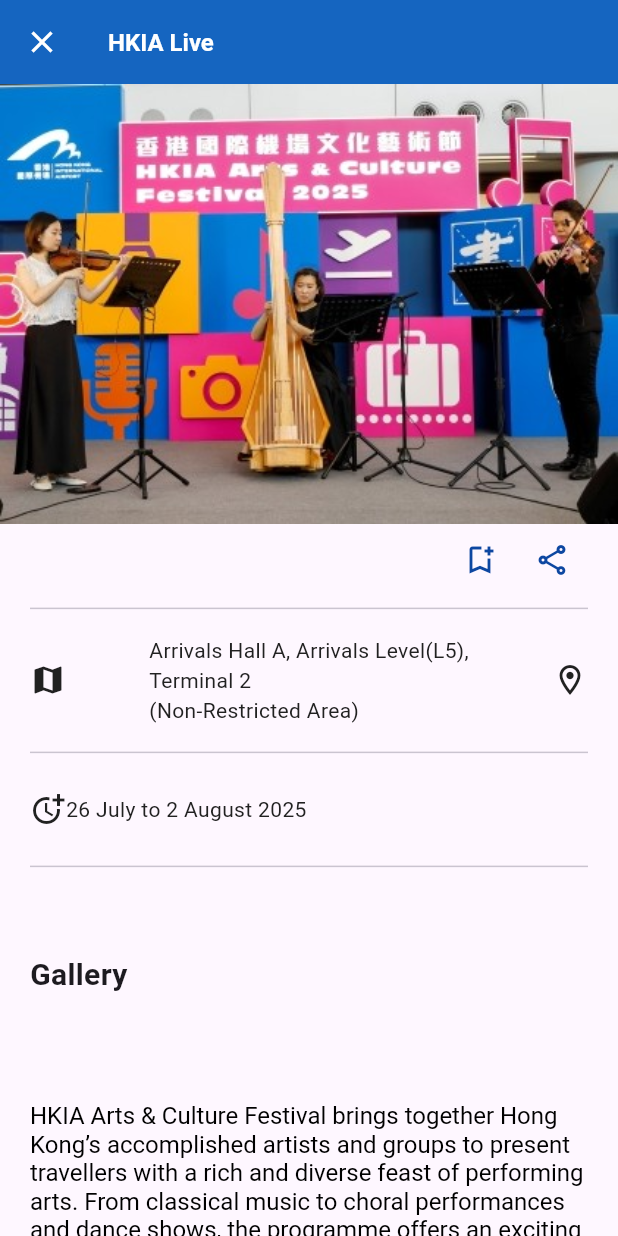
After one commit to Abazin97/airport_app, a Flutter app: the HkiaLive screen opened directly, on a phone screen of 412 x 824 dp. The commit adds this screen. Run offline on Flutter 3.47's test engine with Material 3 defaults, Android fonts, the light colour scheme and no system bars; our stand-ins replace dio, firebase_auth, firebase_core, share_plus, timezone; missing offline and left inert: flutter_phone_direct_caller; accounts and stored records are empty; network calls fail.

Commit message:
art&culture sector added

```diff
--- a/airportapp/lib/data/database.dart
+++ b/airportapp/lib/data/database.dart
@@ -100,8 +100,8 @@
   // all events assets
   static const List<String> allEventsImage = [
     'lib/assets/ink.jpg',
+    'lib/assets/reminiscence.jpg',
     'lib/assets/flights.jpg',
-    'lib/assets/reminiscence.jpg',
     'lib/assets/motion.jpg',
     'lib/assets/live.jpg',
   ];
--- /dev/null
+++ b/airportapp/lib/info pages/hkia_live.dart
@@ -0,0 +1,82 @@
+import 'package:flutter/gestures.dart';
+import 'package:flutter/material.dart';
+import 'package:url_launcher/url_launcher.dart';
+
+class HkiaLive extends StatelessWidget {
+  const HkiaLive({super.key});
+
+  @override
+  Widget build(BuildContext context) {
+    return Scaffold(
+      appBar: AppBar(
+        backgroundColor: Colors.blue[800],
+        title: Text(
+          'HKIA Live',
+          style: TextStyle(
+            color: Colors.white,
+            fontWeight: FontWeight.bold,
+            fontSize: 16
+          ),
+        ),
+        leading: IconButton(onPressed: (){Navigator.pop(context);}, icon: Icon(Icons.close, color: Colors.white,)),
+      ),
+      body: ListView(children: [
+        Image.asset('lib/assets/live.jpg', fit: BoxFit.cover),
+        Padding(
+          padding: const EdgeInsets.symmetric(horizontal: 20),
+          child: Column(
+            crossAxisAlignment: CrossAxisAlignment.start,
+            children: [
+              Row(mainAxisAlignment: MainAxisAlignment.end,children: [
+                IconButton(onPressed: () {
+
+                },icon: Icon(Icons.bookmark_add_outlined, color: Colors.blue[900],),),
+                IconButton(onPressed: (){}, icon: Icon(Icons.share_outlined, color: Colors.blue[900],))
+              ],),
+              Divider(),
+              SizedBox(
+                height: 80,
+                child: Row(
+                  mainAxisAlignment: MainAxisAlignment.spaceBetween,
+                  children: [
+                    Icon(Icons.map, color: Colors.grey[900],),
+                    Text('Arrivals Hall A, Arrivals Level(L5),\nTerminal 2\n(Non-Restricted Area)',style: TextStyle(color: Colors.grey[900]),),
+                    Icon(Icons.location_on_outlined, color: Colors.grey[900],)
+                  ]
+                ),
+              ),
+              Divider(),
+              SizedBox(
+                height: 60,
+                child: Row(
+                  children: [
+                    Icon(Icons.more_time, color: Colors.grey[900],),
+                    Text('26 July to 2 August 2025', style: TextStyle(color: Colors.grey[900])),
+                  ]
+                ),
+              ),
+              Divider(),
+              Padding(
+                padding: const EdgeInsets.only(top: 50, bottom: 20),
+                child: Text('Gallery', style: TextStyle(fontWeight: FontWeight.bold, fontSize: 20),),
+              ),
+              Padding(
+                padding: const EdgeInsets.only(top: 50, bottom: 50),
+                child: RichText(text: TextSpan(children: [
+                  const TextSpan(text: 'HKIA Arts & Culture Festival brings together Hong Kong’s accomplished artists and groups to present travellers with a rich and diverse feast of performing arts. From classical music to choral performances and dance shows, the programme offers an exciting variety of live performances. Featuring both emerging young talents and established artists, the programme offers a glimpse of Hong Kong’s distinctive cultural character.\n\nClick ', style: TextStyle(fontSize: 16, color: Colors.black),),
+                  TextSpan(text: 'here', style: TextStyle(color: Colors.blue[900], decoration: TextDecoration.underline, fontSize: 16),
+                  recognizer: TapGestureRecognizer()
+                  ..onTap = () async{
+                    final url = Uri.parse('https://www.hongkongairport.com/iwov-resources/file/relax-fun/art-culture/2025/Arts_Culture_2025_Live_Timetable.pdf');
+                    await launchUrl(url, mode: LaunchMode.externalApplication);
+                  }),
+                  const TextSpan(text: ' for the performance schedule.', style: TextStyle(color: Colors.black, fontSize: 16))]),
+                ),
+              )
+            ],
+          ),
+        ),
+      ],),
+    );
+  }
+}
--- a/airportapp/lib/pages/art_culture.dart
+++ b/airportapp/lib/pages/art_culture.dart
@@ -1,5 +1,8 @@
 import 'package:airportapp/components/nav_provider.dart';
 import 'package:airportapp/data/database.dart';
+import 'package:airportapp/info%20pages/art_in_motion.dart';
+import 'package:airportapp/info%20pages/flow_of_flight.dart';
+import 'package:airportapp/info%20pages/hkia_live.dart';
 import 'package:airportapp/info%20pages/ink_city.dart';
 import 'package:airportapp/info%20pages/reminiscence.dart';
 import 'package:airportapp/pages/all_events.dart';
@@ -11,6 +14,9 @@
   static const List<Widget> links = [
       InkCity(),
       Reminiscence(),
+      FlowOfFlight(),
+      ArtInMotion(),
+      HkiaLive()
     ];
   @override
   Widget build(BuildContext context) {
```
Also changed, not shown: airportapp/lib/info pages/art_in_motion.dart (added, +82 -0 lines), airportapp/lib/info pages/flow_of_flight.dart (added, +82 -0 lines), airportapp/lib/assets/flights.jpg, airportapp/lib/assets/reminiscence.jpg.
